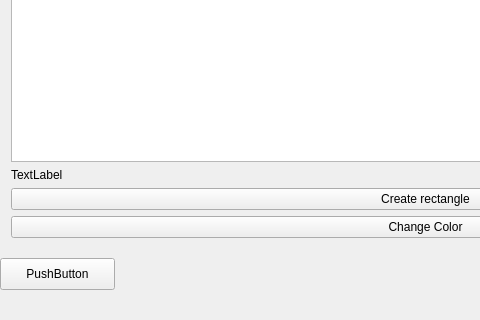
Old version of the form pc/copTest/mainwindow.ui in the repository coploftbas/XDraw; both pictures show x 0 to 480 and y 279 to 599 of the 854 by 599 pixel window.
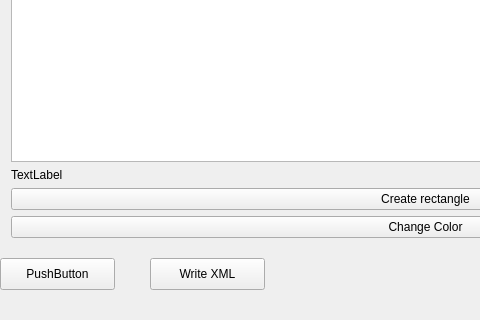
New version of the form.

```diff
--- a/pc/copTest/mainwindow.ui
+++ b/pc/copTest/mainwindow.ui
@@ -80,6 +80,19 @@
      <string>PushButton</string>
     </property>
    </widget>
+   <widget class="QPushButton" name="writeButton">
+    <property name="geometry">
+     <rect>
+      <x>150</x>
+      <y>520</y>
+      <width>115</width>
+      <height>32</height>
+     </rect>
+    </property>
+    <property name="text">
+     <string>Write XML</string>
+    </property>
+   </widget>
   </widget>
   <widget class="QMenuBar" name="menuBar">
    <property name="geometry">
```
